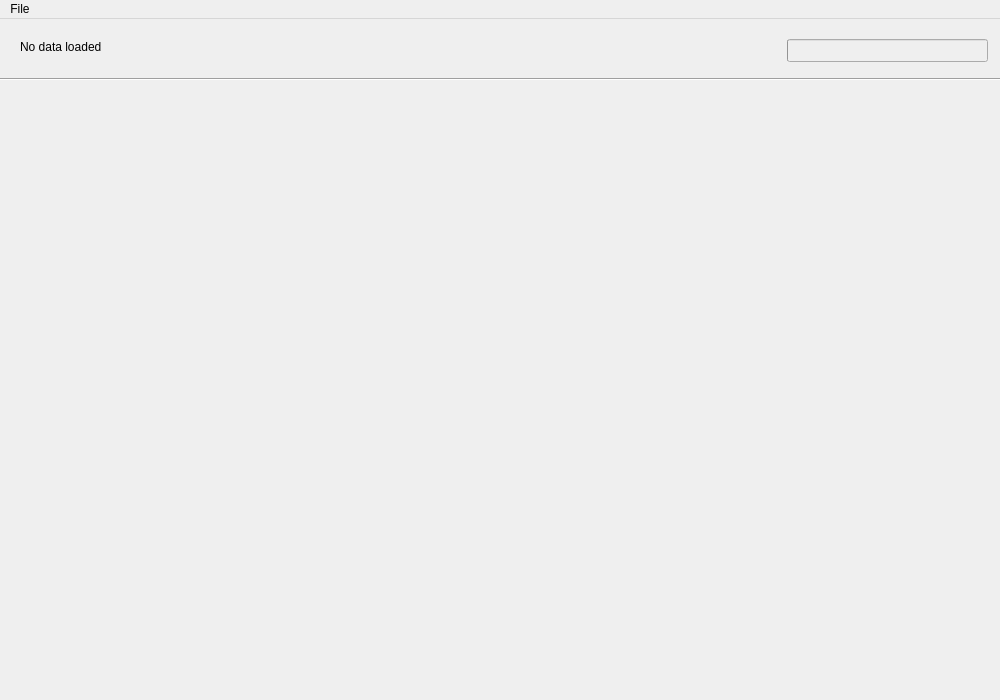
Qt form res/MainWindow.ui (e1325103/Visualisierung) before a commit.
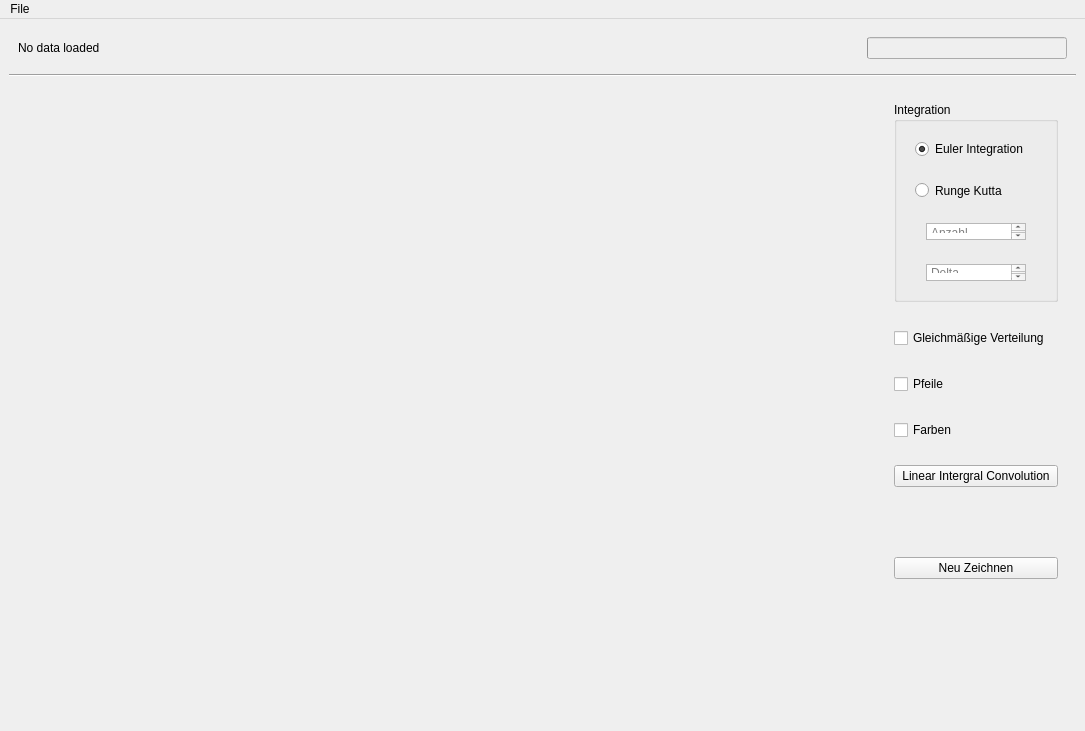
The same form after that commit.

What changed in the file:
```diff
--- a/res/MainWindow.ui
+++ b/res/MainWindow.ui
@@ -6,66 +6,358 @@
    <rect>
     <x>0</x>
     <y>0</y>
-    <width>1000</width>
-    <height>700</height>
+    <width>1085</width>
+    <height>731</height>
    </rect>
   </property>
   <property name="windowTitle">
    <string>Visualisierung 1</string>
   </property>
   <widget class="QWidget" name="centralwidget">
-   <widget class="QLabel" name="labelTop">
-    <property name="geometry">
-     <rect>
-      <x>20</x>
-      <y>20</y>
-      <width>1001</width>
-      <height>16</height>
-     </rect>
-    </property>
-    <property name="text">
-     <string>No data loaded</string>
-    </property>
-   </widget>
-   <widget class="QProgressBar" name="progressBar">
-    <property name="enabled">
-     <bool>false</bool>
-    </property>
-    <property name="geometry">
-     <rect>
-      <x>787</x>
-      <y>20</y>
-      <width>201</width>
-      <height>23</height>
-     </rect>
-    </property>
-    <property name="value">
-     <number>0</number>
-    </property>
-    <property name="textVisible">
-     <bool>false</bool>
-    </property>
-   </widget>
-   <widget class="Line" name="line">
-    <property name="geometry">
-     <rect>
-      <x>0</x>
-      <y>50</y>
-      <width>1011</width>
-      <height>20</height>
-     </rect>
-    </property>
-    <property name="orientation">
-     <enum>Qt::Horizontal</enum>
-    </property>
-   </widget>
+   <layout class="QVBoxLayout" name="verticalLayout_2">
+    <item>
+     <widget class="QWidget" name="widget" native="true">
+      <property name="maximumSize">
+       <size>
+        <width>16777215</width>
+        <height>50</height>
+       </size>
+      </property>
+      <layout class="QVBoxLayout" name="verticalLayout_3">
+       <item>
+        <layout class="QHBoxLayout" name="horizontalLayout_2">
+         <item>
+          <widget class="QLabel" name="labelTop">
+           <property name="maximumSize">
+            <size>
+             <width>16777215</width>
+             <height>200</height>
+            </size>
+           </property>
+           <property name="layoutDirection">
+            <enum>Qt::LeftToRight</enum>
+           </property>
+           <property name="text">
+            <string>No data loaded</string>
+           </property>
+          </widget>
+         </item>
+         <item>
+          <widget class="QProgressBar" name="progressBar">
+           <property name="enabled">
+            <bool>false</bool>
+           </property>
+           <property name="maximumSize">
+            <size>
+             <width>200</width>
+             <height>16777215</height>
+            </size>
+           </property>
+           <property name="value">
+            <number>0</number>
+           </property>
+           <property name="textVisible">
+            <bool>false</bool>
+           </property>
+          </widget>
+         </item>
+        </layout>
+       </item>
+      </layout>
+     </widget>
+    </item>
+    <item>
+     <widget class="Line" name="line">
+      <property name="orientation">
+       <enum>Qt::Horizontal</enum>
+      </property>
+     </widget>
+    </item>
+    <item>
+     <layout class="QVBoxLayout" name="verticalLayout">
+      <item>
+       <layout class="QHBoxLayout" name="horizontalLayout">
+        <item>
+         <widget class="QLabel" name="drawLabel">
+          <property name="text">
+           <string/>
+          </property>
+         </widget>
+        </item>
+        <item>
+         <widget class="QWidget" name="widget_2" native="true">
+          <property name="maximumSize">
+           <size>
+            <width>200</width>
+            <height>16777215</height>
+           </size>
+          </property>
+          <layout class="QVBoxLayout" name="verticalLayout_4">
+           <item>
+            <widget class="QWidget" name="widget_11" native="true">
+             <property name="maximumSize">
+              <size>
+               <width>16777215</width>
+               <height>220</height>
+              </size>
+             </property>
+             <layout class="QHBoxLayout" name="horizontalLayout_6">
+              <item>
+               <widget class="QGroupBox" name="groupIntegration">
+                <property name="maximumSize">
+                 <size>
+                  <width>16777215</width>
+                  <height>200</height>
+                 </size>
+                </property>
+                <property name="title">
+                 <string>Integration</string>
+                </property>
+                <property name="checkable">
+                 <bool>false</bool>
+                </property>
+                <property name="checked">
+                 <bool>false</bool>
+                </property>
+                <layout class="QVBoxLayout" name="verticalLayout_10">
+                 <item>
+                  <widget class="QWidget" name="widget_3" native="true">
+                   <property name="maximumSize">
+                    <size>
+                     <width>16777215</width>
+                     <height>40</height>
+                    </size>
+                   </property>
+                   <layout class="QVBoxLayout" name="verticalLayout_5">
+                    <item>
+                     <widget class="QRadioButton" name="radioEuler">
+                      <property name="text">
+                       <string>Euler Integration</string>
+                      </property>
+                      <property name="checked">
+                       <bool>true</bool>
+                      </property>
+                     </widget>
+                    </item>
+                   </layout>
+                  </widget>
+                 </item>
+                 <item>
+                  <widget class="QWidget" name="widget_8" native="true">
+                   <property name="maximumSize">
+                    <size>
+                     <width>16777215</width>
+                     <height>40</height>
+                    </size>
+                   </property>
+                   <layout class="QHBoxLayout" name="horizontalLayout_3">
+                    <item>
+                     <widget class="QRadioButton" name="radioRunge">
+                      <property name="text">
+                       <string>Runge Kutta</string>
+                      </property>
+                     </widget>
+                    </item>
+                   </layout>
+                  </widget>
+                 </item>
+                 <item>
+                  <widget class="QWidget" name="widget_9" native="true">
+                   <property name="maximumSize">
+                    <size>
+                     <width>16777215</width>
+                     <height>40</height>
+                    </size>
+                   </property>
+                   <layout class="QHBoxLayout" name="horizontalLayout_4">
+                    <item>
+                     <widget class="QTextEdit" name="textSteps">
+                      <property name="maximumSize">
+                       <size>
+                        <width>100</width>
+                        <height>30</height>
+                       </size>
+                      </property>
+                      <property name="inputMethodHints">
+                       <set>Qt::ImhDigitsOnly</set>
+                      </property>
+                      <property name="html">
+                       <string>&lt;!DOCTYPE HTML PUBLIC &quot;-//W3C//DTD HTML 4.0//EN&quot; &quot;http://www.w3.org/TR/REC-html40/strict.dtd&quot;&gt;
+&lt;html&gt;&lt;head&gt;&lt;meta name=&quot;qrichtext&quot; content=&quot;1&quot; /&gt;&lt;style type=&quot;text/css&quot;&gt;
+p, li { white-space: pre-wrap; }
+&lt;/style&gt;&lt;/head&gt;&lt;body style=&quot; font-family:'MS Shell Dlg 2'; font-size:8.25pt; font-weight:400; font-style:normal;&quot;&gt;
+&lt;p style=&quot;-qt-paragraph-type:empty; margin-top:0px; margin-bottom:0px; margin-left:0px; margin-right:0px; -qt-block-indent:0; text-indent:0px;&quot;&gt;&lt;br /&gt;&lt;/p&gt;&lt;/body&gt;&lt;/html&gt;</string>
+                      </property>
+                      <property name="placeholderText">
+                       <string>Anzahl Schritte</string>
+                      </property>
+                     </widget>
+                    </item>
+                   </layout>
+                  </widget>
+                 </item>
+                 <item>
+                  <widget class="QWidget" name="widget_10" native="true">
+                   <property name="maximumSize">
+                    <size>
+                     <width>16777215</width>
+                     <height>40</height>
+                    </size>
+                   </property>
+                   <layout class="QHBoxLayout" name="horizontalLayout_5">
+                    <item>
+                     <widget class="QTextEdit" name="textDelta">
+                      <property name="maximumSize">
+                       <size>
+                        <width>100</width>
+                        <height>30</height>
+                       </size>
+                      </property>
+                      <property name="placeholderText">
+                       <string>Delta</string>
+                      </property>
+                     </widget>
+                    </item>
+                   </layout>
+                  </widget>
+                 </item>
+                </layout>
+                <zorder>widget_3</zorder>
+                <zorder>radioRunge</zorder>
+                <zorder>widget_8</zorder>
+                <zorder>widget_9</zorder>
+                <zorder>widget_10</zorder>
+               </widget>
+              </item>
+             </layout>
+            </widget>
+           </item>
+           <item>
+            <widget class="QWidget" name="widget_4" native="true">
+             <property name="maximumSize">
+              <size>
+               <width>16777215</width>
+               <height>40</height>
+              </size>
+             </property>
+             <layout class="QVBoxLayout" name="verticalLayout_6">
+              <item>
+               <widget class="QCheckBox" name="checkEven">
+                <property name="text">
+                 <string>Gleichmäßige Verteilung</string>
+                </property>
+               </widget>
+              </item>
+             </layout>
+            </widget>
+           </item>
+           <item>
+            <widget class="QWidget" name="widget_5" native="true">
+             <property name="maximumSize">
+              <size>
+               <width>16777215</width>
+               <height>40</height>
+              </size>
+             </property>
+             <layout class="QVBoxLayout" name="verticalLayout_7">
+              <item>
+               <widget class="QCheckBox" name="checkArrows">
+                <property name="text">
+                 <string>Pfeile</string>
+                </property>
+               </widget>
+              </item>
+             </layout>
+            </widget>
+           </item>
+           <item>
+            <widget class="QWidget" name="widget_6" native="true">
+             <property name="maximumSize">
+              <size>
+               <width>16777215</width>
+               <height>40</height>
+              </size>
+             </property>
+             <layout class="QVBoxLayout" name="verticalLayout_8">
+              <item>
+               <widget class="QCheckBox" name="checkColour">
+                <property name="text">
+                 <string>Farben</string>
+                </property>
+               </widget>
+              </item>
+             </layout>
+            </widget>
+           </item>
+           <item>
+            <widget class="QWidget" name="widget_7" native="true">
+             <property name="maximumSize">
+              <size>
+               <width>16777215</width>
+               <height>40</height>
+              </size>
+             </property>
+             <layout class="QVBoxLayout" name="verticalLayout_9">
+              <item>
+               <widget class="QPushButton" name="buttonLic">
+                <property name="text">
+                 <string>Linear Intergral Convolution</string>
+                </property>
+                <property name="default">
+                 <bool>false</bool>
+                </property>
+               </widget>
+              </item>
+             </layout>
+            </widget>
+           </item>
+           <item>
+            <widget class="QWidget" name="widget_13" native="true">
+             <property name="maximumSize">
+              <size>
+               <width>16777215</width>
+               <height>40</height>
+              </size>
+             </property>
+            </widget>
+           </item>
+           <item>
+            <widget class="QWidget" name="widget_12" native="true">
+             <property name="maximumSize">
+              <size>
+               <width>16777215</width>
+               <height>40</height>
+              </size>
+             </property>
+             <layout class="QVBoxLayout" name="verticalLayout_11">
+              <item>
+               <widget class="QPushButton" name="buttonRedraw">
+                <property name="text">
+                 <string>Neu Zeichnen</string>
+                </property>
+               </widget>
+              </item>
+             </layout>
+            </widget>
+           </item>
+           <item>
+            <widget class="QWidget" name="widget_14" native="true"/>
+           </item>
+          </layout>
+         </widget>
+        </item>
+       </layout>
+      </item>
+     </layout>
+    </item>
+   </layout>
   </widget>
   <widget class="QMenuBar" name="menubar">
    <property name="geometry">
     <rect>
      <x>0</x>
      <y>0</y>
-     <width>1000</width>
+     <width>1085</width>
      <height>21</height>
     </rect>
    </property>
```
